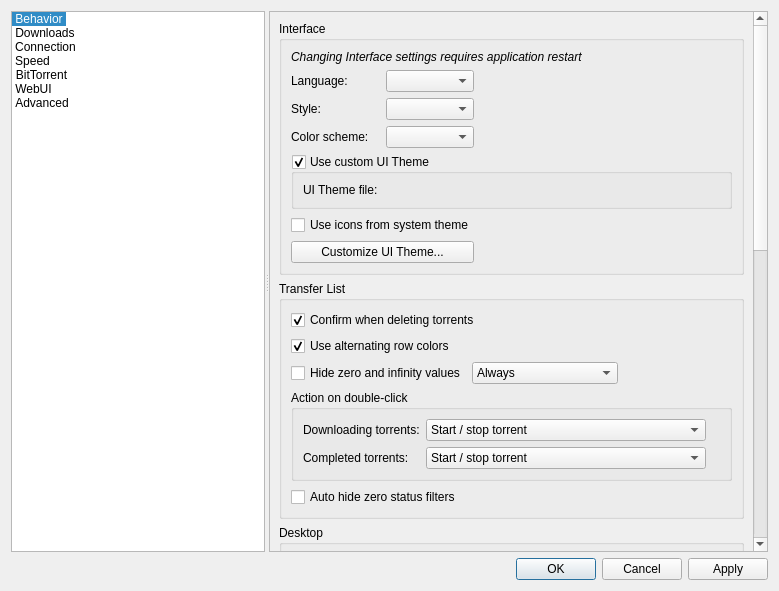
First picture: the form in src/gui/optionsdialog.ui, repository SysAdminDoc/qBittorrent-Vanced, before the edit.
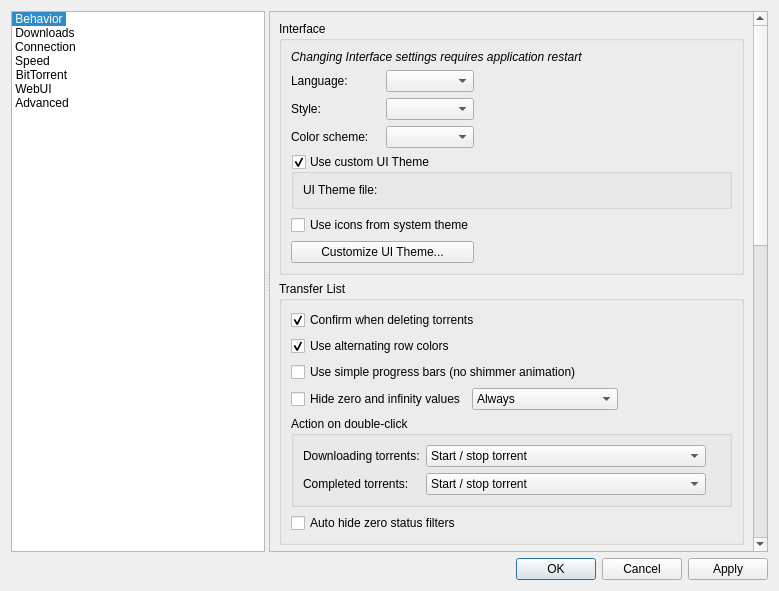
Second picture: the form after the edit. Custom widgets are drawn as their Qt base class.

Commit message:
feat: add simple progress bar mode for accessibility
Add a "Use simple progress bars" checkbox in Options > Behavior that
replaces the animated shimmer gradient with a flat solid color bar
and always-visible percent text. Reduces visual distraction and
motion for users with motion sensitivity. Stored as the
SimpleProgressBar preference, applied to all three progress bar
delegates (transfer list, preview, torrent content).

Patch:
```diff
--- a/src/gui/optionsdialog.ui
+++ b/src/gui/optionsdialog.ui
@@ -273,6 +273,16 @@
                  </property>
                 </widget>
                </item>
+               <item>
+                <widget class="QCheckBox" name="checkSimpleProgressBar">
+                 <property name="text">
+                  <string extracomment="Replaces the animated shimmer progress bar with a solid color bar and text percentage.">Use simple progress bars (no shimmer animation)</string>
+                 </property>
+                 <property name="checked">
+                  <bool>false</bool>
+                 </property>
+                </widget>
+               </item>
                <item>
                 <layout class="QHBoxLayout" name="horizontalLayout">
                  <item>
```
The commit also changes 8 other files.
